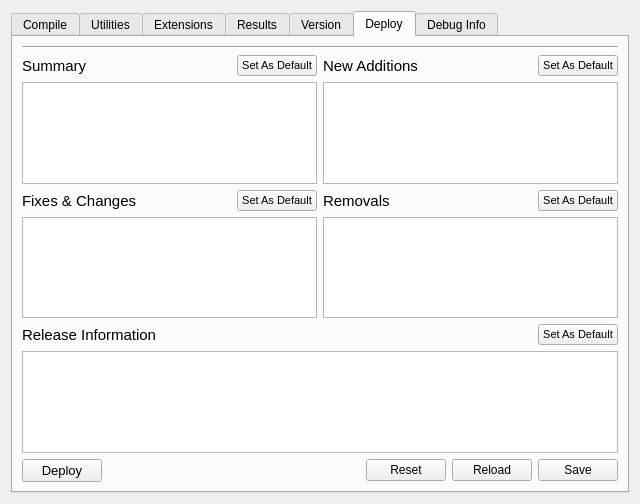
Before: the Qt Designer form resources/widget/DeckCompileWidget/DeckCompileWidget.ui in sernst/CompilerDeck, drawn with Qt 5.
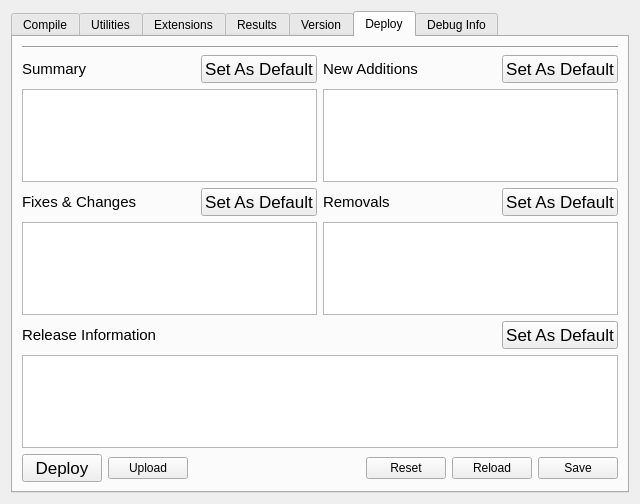
After: the same form once the commit is applied. The open tabs and pages were chosen to show the change.

Commit message: Adds independent build package uploading functionality.

Diff of the .ui file:
```diff
--- a/resources/widget/DeckCompileWidget/DeckCompileWidget.ui
+++ b/resources/widget/DeckCompileWidget/DeckCompileWidget.ui
@@ -1021,7 +1021,7 @@
                  <widget class="QPushButton" name="summaryDefaultBtn">
                   <property name="font">
                    <font>
-                    <pointsize>8</pointsize>
+                    <pointsize>13</pointsize>
                    </font>
                   </property>
                   <property name="text">
@@ -1081,7 +1081,7 @@
                  <widget class="QPushButton" name="additionsDefaultBtn">
                   <property name="font">
                    <font>
-                    <pointsize>8</pointsize>
+                    <pointsize>13</pointsize>
                    </font>
                   </property>
                   <property name="text">
@@ -1150,7 +1150,7 @@
                  <widget class="QPushButton" name="fixesDefaultBtn">
                   <property name="font">
                    <font>
-                    <pointsize>8</pointsize>
+                    <pointsize>13</pointsize>
                    </font>
                   </property>
                   <property name="text">
@@ -1210,7 +1210,7 @@
                  <widget class="QPushButton" name="removalsDefaultBtn">
                   <property name="font">
                    <font>
-                    <pointsize>8</pointsize>
+                    <pointsize>13</pointsize>
                    </font>
                   </property>
                   <property name="text">
@@ -1273,7 +1273,7 @@
               <widget class="QPushButton" name="releaseInfoDefaultBtn">
                <property name="font">
                 <font>
-                 <pointsize>8</pointsize>
+                 <pointsize>13</pointsize>
                 </font>
                </property>
                <property name="text">
@@ -1300,7 +1300,7 @@
            <widget class="QPushButton" name="deployBuildBtn">
             <property name="font">
              <font>
-              <pointsize>10</pointsize>
+              <pointsize>13</pointsize>
              </font>
             </property>
             <property name="text">
@@ -1308,6 +1308,13 @@
             </property>
            </widget>
           </item>
+          <item>
+           <widget class="QPushButton" name="uploadPackagesBtn">
+            <property name="text">
+             <string>Upload</string>
+            </property>
+           </widget>
+          </item>
           <item>
            <spacer name="horizontalSpacer_8">
             <property name="orientation">
```
Left out of the diff: 2 changed lines with no effect on the pictures. The commit also changes 8 other files.
